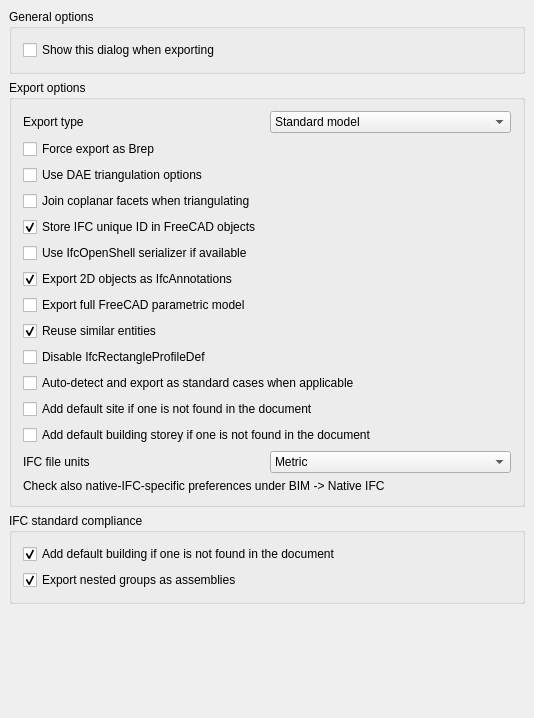
Before: the Qt Designer form src/Mod/BIM/Resources/ui/preferences-ifc-export.ui in southseact-3d/fcd, drawn with Qt 5.
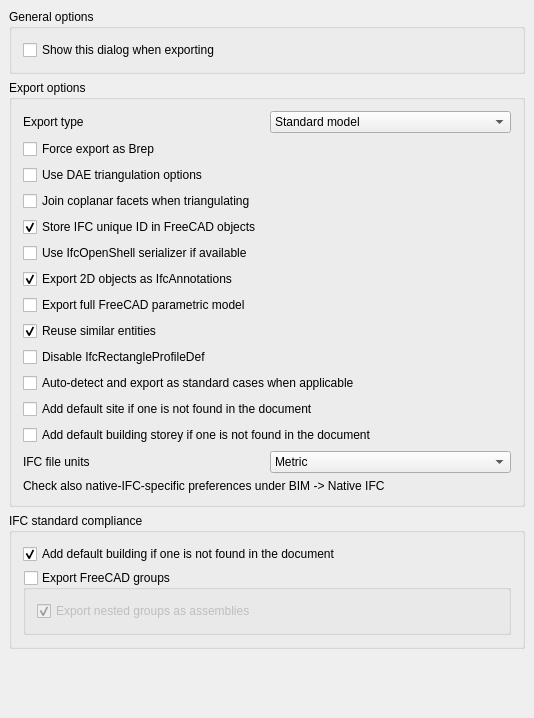
After: the same form once the commit is applied. Custom widgets are drawn as their Qt base class.

Commit message:
BIM: ignore FreeCAD groups for IFC export, controlled by a user preference (#21583)
* Add .db extension to git ignore list

* BIM: new feature - add ignore groups option on IFC exports

* BIM: create generic get_architectural_contents function

The edit to the form file:
```diff
--- a/src/Mod/BIM/Resources/ui/preferences-ifc-export.ui
+++ b/src/Mod/BIM/Resources/ui/preferences-ifc-export.ui
@@ -398,6 +398,27 @@
        </widget>
       </item>
       <item>
+       <widget class="QGroupBox" name="groupBox_ExportFreeCADGroups">
+        <property name="toolTip">
+         <string>If not checked, standard FreeCAD groups (App::DocumentObjectGroup) will not be exported as IfcGroup or IfcElementAssembly.\nTheir children will be re-parented to the container of the skipped group in the IFC structure.</string>
+        </property>
+        <property name="title">
+         <string>Export FreeCAD groups</string>
+        </property>
+        <property name="checkable">
+         <bool>true</bool>
+        </property>
+        <property name="checked">
+         <bool>false</bool>
+        </property>
+        <property name="prefEntry" stdset="0">
+         <cstring>IfcExportStdGroups</cstring>
+        </property>
+        <property name="prefPath" stdset="0">
+         <cstring>Mod/Arch</cstring>
+        </property>
+        <layout class="QVBoxLayout" name="verticalLayout_4">
+         <item>
        <widget class="Gui::PrefCheckBox" name="checkBox_2">
         <property name="toolTip">
          <string>In FreeCAD, it is possible to nest groups inside buildings or storeys. If this option is disabled, FreeCAD groups will be saved as IfcGroups and aggregated to the building structure. Aggregating non-building elements such as IfcGroups is however not recommended by the IFC standards. It is therefore also possible to export these groups as IfcElementAssemblies, which produces an IFC-compliant file. However, at FreeCAD, we believe nesting groups inside structures should be possible, and this option is there to have a chance to demonstrate our point of view.</string>
@@ -414,6 +435,9 @@
         <property name="prefPath" stdset="0">
          <cstring>Mod/Arch</cstring>
         </property>
+          </widget>
+         </item>
+        </layout>
        </widget>
       </item>
      </layout>
```
Left out of the diff: 11 changed lines with no effect on the pictures. Lines whose indentation alone changed are shown as unchanged. The commit also changes 3 other files.
